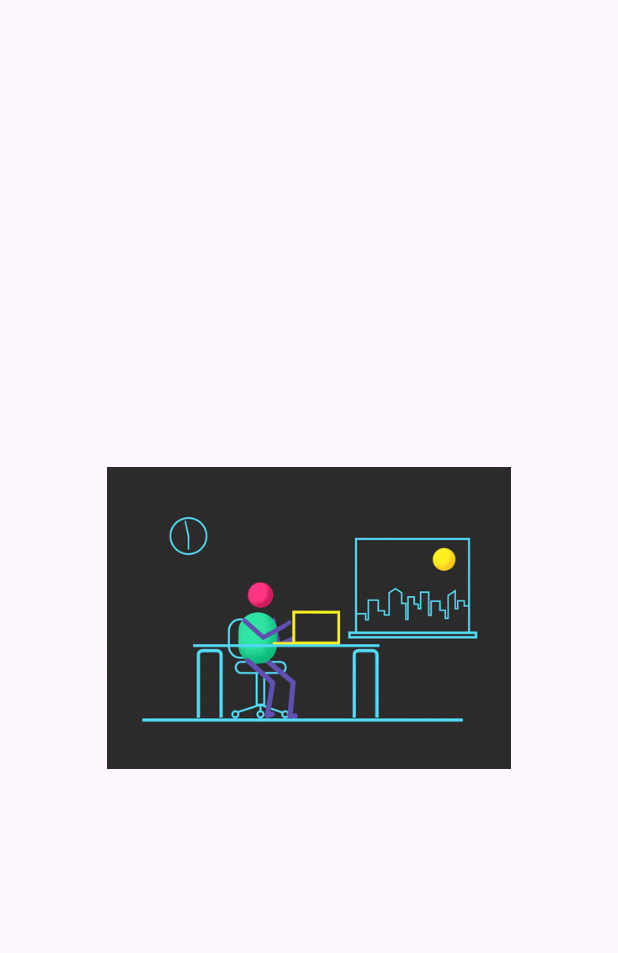
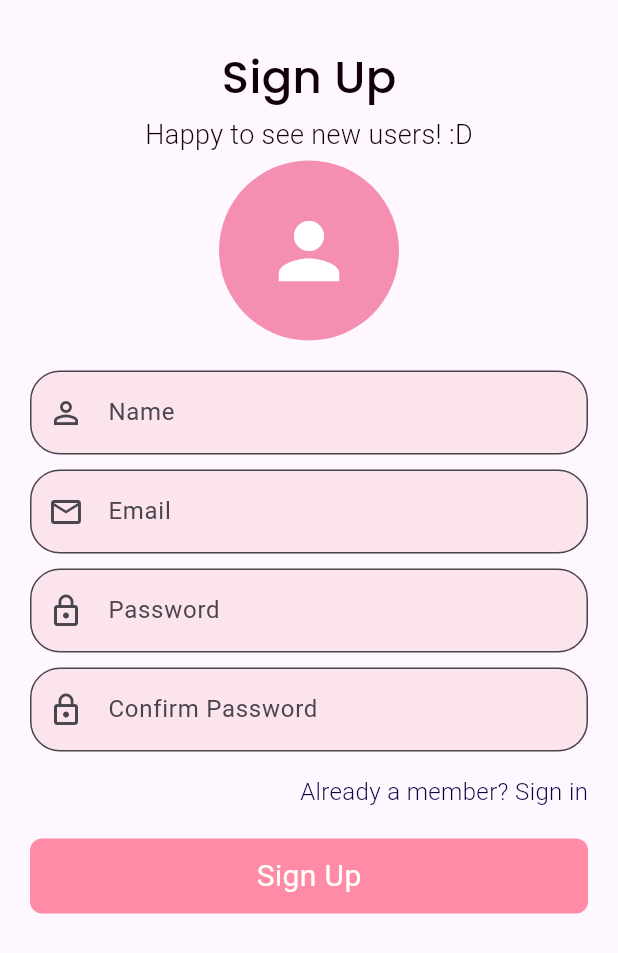
Before and after one commit to 0Armaan025/remote-collab-tool, a Flutter app: the first screen one second after launch, on a phone screen of 412 x 824 dp. Shown: the top 953 px of the screen. Run offline on Flutter 3.47's test engine with Material 3 defaults, Android fonts, the phone set to English and light mode, and no system bars; drawn by our look-alikes of another_flutter_splash_screen; our stand-ins replace flutter_onboarding_slider, google_fonts, hexcolor; Roboto replaces fonts that are missing (Aldrich).

Commit message:
basic sign up prototype design done

```diff
--- a/lib/features/auth/screens/sign_up_page.dart
+++ b/lib/features/auth/screens/sign_up_page.dart
@@ -0,0 +1,167 @@
+import 'package:flutter/material.dart';
+import 'package:google_fonts/google_fonts.dart';
+import 'package:remote_collab_tool/theme/pallete.dart';
+
+class SignUpPage extends StatefulWidget {
+  const SignUpPage({Key? key}) : super(key: key);
+
+  @override
+  State<SignUpPage> createState() => _SignUpPageState();
+}
+
+class _SignUpPageState extends State<SignUpPage> {
+  final TextEditingController _nameController = TextEditingController();
+  final TextEditingController _emailController = TextEditingController();
+  final TextEditingController _passwordController = TextEditingController();
+  final TextEditingController _confirmPasswordController =
+      TextEditingController();
+
+  @override
+  void dispose() {
+    _nameController.dispose();
+    _emailController.dispose();
+    _passwordController.dispose();
+    _confirmPasswordController.dispose();
+    super.dispose();
+  }
+
+  @override
+  Widget build(BuildContext context) {
+    return Scaffold(
+      body: SingleChildScrollView(
+        padding: EdgeInsets.all(20.0),
+        child: SafeArea(
+          child: Column(
+            mainAxisAlignment: MainAxisAlignment.center,
+            crossAxisAlignment: CrossAxisAlignment.stretch,
+            children: [
+              const SizedBox(height: 10),
+              Center(
+                child: Text("Sign Up",
+                    style: GoogleFonts.poppins(
+                      fontSize: 30.0,
+                      fontWeight: FontWeight.w500,
+                      color: const Color.fromARGB(255, 17, 0, 6),
+                    )),
+              ),
+              const SizedBox(
+                height: 4,
+              ),
+              Center(
+                child: Text("Happy to see new users! :D",
+                    style: GoogleFonts.aldrich(
+                      fontSize: 18.0,
+                      fontWeight: FontWeight.w300,
+                      color: const Color.fromARGB(255, 17, 0, 6),
+                    )),
+              ),
+              const SizedBox(
+                height: 4,
+              ),
+              GestureDetector(
+                onTap: () {
+                  // Implement profile picture selection functionality
+                },
+                child: CircleAvatar(
+                  radius: 60,
+                  backgroundColor: Colors.pink[200],
+                  child: Icon(
+                    Icons.person,
+                    size: 60,
+                    color: Colors.white,
+                  ),
+                ),
+              ),
+              SizedBox(height: 20.0),
+              TextFormField(
+                controller: _nameController,
+                decoration: InputDecoration(
+                  labelText: 'Name',
+                  border: OutlineInputBorder(
+                    borderRadius: BorderRadius.circular(20.0),
+                  ),
+                  filled: true,
+                  fillColor: Colors.pink[50],
+                  prefixIcon: Icon(Icons.person_outline),
+                ),
+              ),
+              SizedBox(height: 10.0),
+              TextFormField(
+                controller: _emailController,
+                decoration: InputDecoration(
+                  labelText: 'Email',
+                  border: OutlineInputBorder(
+                    borderRadius: BorderRadius.circular(20.0),
+                  ),
+                  filled: true,
+                  fillColor: Colors.pink[50],
+                  prefixIcon: Icon(Icons.email_outlined),
+                ),
+              ),
+              SizedBox(height: 10.0),
+              TextFormField(
+                controller: _passwordController,
+                obscureText: true,
+                decoration: InputDecoration(
+                  labelText: 'Password',
+                  border: OutlineInputBorder(
+                    borderRadius: BorderRadius.circular(20.0),
+                  ),
+                  filled: true,
+                  fillColor: Colors.pink[50],
+                  prefixIcon: Icon(Icons.lock_outline),
+                ),
+              ),
+              SizedBox(height: 10.0),
+              TextFormField(
+                controller: _confirmPasswordController,
+                obscureText: true,
+                decoration: InputDecoration(
+                  labelText: 'Confirm Password',
+                  border: OutlineInputBorder(
+                    borderRadius: BorderRadius.circular(20.0),
+                  ),
+                  filled: true,
+                  fillColor: Colors.pink[50],
+                  prefixIcon: Icon(Icons.lock_outline),
+                ),
+              ),
+              SizedBox(height: 15.0),
+              Container(
+                  width: double.infinity,
+                  alignment: Alignment.centerRight,
+                  child: Text("Already a member? Sign in",
+                      style: GoogleFonts.aldrich(
+                        fontSize: 16.0,
+                        fontWeight: FontWeight.w300,
+                        color: Color.fromARGB(255, 14, 0, 66),
+                      ))),
+              SizedBox(height: 20.0),
+              GestureDetector(
+                onTap: () {
+                  // Implement sign-up functionality
+                },
+                child: Container(
+                  height: 50.0,
+                  decoration: BoxDecoration(
+                    color: Pallete.buttonColor,
+                    borderRadius: BorderRadius.circular(8.0),
+                  ),
+                  child: Center(
+                    child: Text(
+                      'Sign Up',
+                      style: GoogleFonts.cherryCreamSoda(
+                        fontSize: 20.0,
+                        color: Colors.white,
+                      ),
+                    ),
+                  ),
+                ),
+              ),
+            ],
+          ),
+        ),
+      ),
+    );
+  }
+}
--- a/lib/main.dart
+++ b/lib/main.dart
@@ -1,4 +1,5 @@
 import 'package:flutter/material.dart';
+import 'package:remote_collab_tool/features/auth/screens/sign_up_page.dart';
 import 'package:remote_collab_tool/features/home/home_page.dart';
 import 'package:remote_collab_tool/features/onboarding_screens/onboarding_screen.dart';
 import 'package:remote_collab_tool/features/splash_screen/splash_screen.dart';
@@ -19,7 +20,7 @@
         colorScheme: ColorScheme.fromSeed(seedColor: Colors.deepPurple),
         useMaterial3: true,
       ),
-      home: SplashScreen(),
+      home: SignUpPage(),
     );
   }
 }
```
